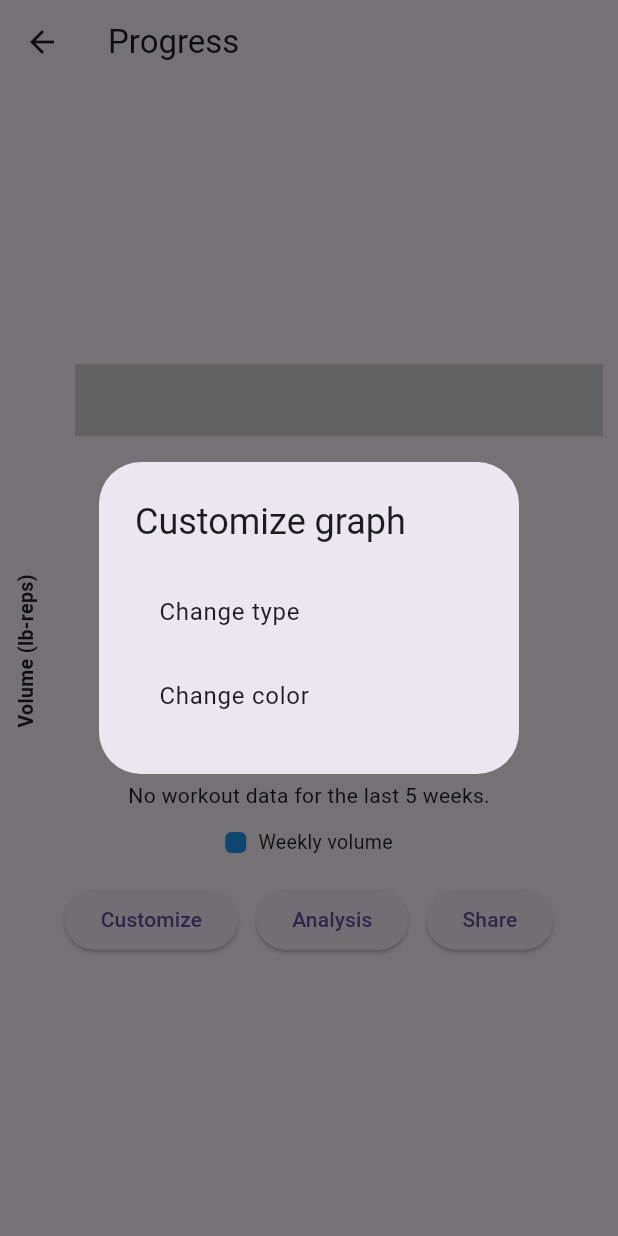
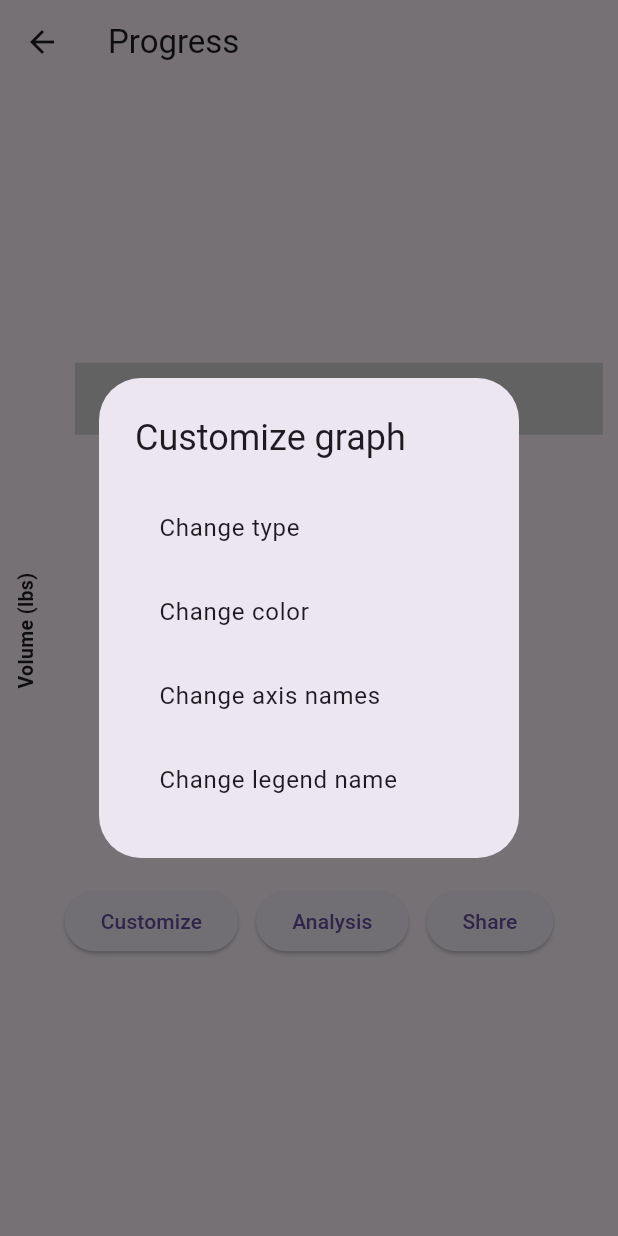
Before and after one commit to Cs3541/U-of-Mog---Duluth, a Flutter app: the ProgressScreen screen opened directly, after a tap on "Customize", on a phone screen of 412 x 824 dp. Run offline on Flutter 3.47's test engine with Material 3 defaults, Android fonts, the phone set to English and light mode, and no system bars; our stand-ins replace cloud_firestore, firebase_auth, firebase_core, image_picker, table_calendar; missing offline and left inert: draw_graph; accounts and stored records are empty.

Commit message:
Commit 2

```diff
--- a/get_fit/lib/views/progress_screen.dart
+++ b/get_fit/lib/views/progress_screen.dart
@@ -6,7 +6,7 @@ import '../presenters/progress_presenter.dart';
 
 enum _ProgressGraphType { line, area }
 
-enum _ProgressCustomization { type, color }
+enum _ProgressCustomization { type, color, axes, legendName }
 
 class ProgressScreen extends StatefulWidget {
   const ProgressScreen({super.key});
@@ -20,6 +20,9 @@ class ProgressScreenState extends State<ProgressScreen> {
   late final Stream<ProgressChartData> _chart = _presenter.watchChart();
   _ProgressGraphType _graphType = _ProgressGraphType.area;
   Color _chartColor = Colors.blue;
+  String _xAxisName = 'Weeks';
+  String _yAxisName = 'Volume (lbs)';
+  String _legendName = 'Progress';
 
   Future<void> _customizeGraph() async {
     final customization = await showDialog<_ProgressCustomization>(
@@ -37,6 +40,15 @@ class ProgressScreenState extends State<ProgressScreen> {
               title: const Text('Change color'),
               onTap: () => Navigator.pop(context, _ProgressCustomization.color),
             ),
+            ListTile(
+              title: const Text('Change axis names'),
+              onTap: () => Navigator.pop(context, _ProgressCustomization.axes),
+            ),
+            ListTile(
+              title: const Text('Change legend name'),
+              onTap: () =>
+                  Navigator.pop(context, _ProgressCustomization.legendName),
+            ),
           ],
         ),
       ),
@@ -45,9 +57,113 @@ class ProgressScreenState extends State<ProgressScreen> {
     if (!mounted || customization == null) return;
     if (customization == _ProgressCustomization.type) {
       await _selectGraphType();
+    } else if (customization == _ProgressCustomization.color) {
+      await _selectGraphColor();
+    } else if (customization == _ProgressCustomization.axes) {
+      await _selectAxisNames();
     } else {
-      await _selectGraphColor();
+      await _selectLegendName();
     }
+  }
+
+  Future<void> _selectLegendName() async {
+    final controller = TextEditingController(text: _legendName);
+    final formKey = GlobalKey<FormState>();
+    final selectedName = await showDialog<String>(
+      context: context,
+      builder: (context) => AlertDialog(
+        title: const Text('Change legend name'),
+        content: Form(
+          key: formKey,
+          child: TextFormField(
+            controller: controller,
+            decoration: const InputDecoration(labelText: 'Legend name'),
+            maxLength: 30,
+            validator: _validateLabel,
+          ),
+        ),
+        actions: [
+          TextButton(
+            onPressed: () => Navigator.pop(context),
+            child: const Text('Cancel'),
+          ),
+          FilledButton(
+            onPressed: () {
+              if (!(formKey.currentState?.validate() ?? false)) return;
+              Navigator.pop(context, controller.text.trim());
+            },
+            child: const Text('Save'),
+          ),
+        ],
+      ),
+    );
+    controller.dispose();
+
+    if (!mounted || selectedName == null) return;
+    setState(() => _legendName = selectedName);
+  }
+
+  Future<void> _selectAxisNames() async {
+    final xAxisController = TextEditingController(text: _xAxisName);
+    final yAxisController = TextEditingController(text: _yAxisName);
+    final formKey = GlobalKey<FormState>();
+    final selectedNames = await showDialog<(String, String)>(
+      context: context,
+      builder: (context) => AlertDialog(
+        title: const Text('Change axis names'),
+        content: Form(
+          key: formKey,
+          child: Column(
+            mainAxisSize: MainAxisSize.min,
+            children: [
+              TextFormField(
+                controller: xAxisController,
+                decoration: const InputDecoration(labelText: 'Horizontal axis'),
+                maxLength: 30,
+                validator: _validateLabel,
+              ),
+              TextFormField(
+                controller: yAxisController,
+                decoration: const InputDecoration(labelText: 'Vertical axis'),
+                maxLength: 30,
+                validator: _validateLabel,
+              ),
+            ],
+          ),
+        ),
+        actions: [
+          TextButton(
+            onPressed: () => Navigator.pop(context),
+            child: const Text('Cancel'),
+          ),
+          FilledButton(
+            onPressed: () {
+              if (!(formKey.currentState?.validate() ?? false)) return;
+              Navigator.pop(context, (
+                xAxisController.text.trim(),
+                yAxisController.text.trim(),
+              ));
+            },
+            child: const Text('Save'),
+          ),
+        ],
+      ),
+    );
+    xAxisController.dispose();
+    yAxisController.dispose();
+
+    if (!mounted || selectedNames == null) return;
+    setState(() {
+      _xAxisName = selectedNames.$1;
+      _yAxisName = selectedNames.$2;
+    });
+  }
+
+  String? _validateLabel(String? value) {
+    if (value == null || value.trim().isEmpty) {
+      return 'Enter an axis name.';
+    }
+    return null;
   }
 
   Future<void> _selectGraphType() async {
@@ -119,26 +235,24 @@ class ProgressScreenState extends State<ProgressScreen> {
   }
 
   @override
-  Widget build(BuildContext context) => Scaffold(
+  Widget build(BuildContext context) {
+    return Scaffold(
       appBar: AppBar(title: const Text('Progress')),
       body: StreamBuilder<ProgressChartData>(
         stream: _chart,
         builder: (context, snapshot) {
-        if (snapshot.hasError) {
-          return Center(
-            child: Text('Unable to load workout progress: ${snapshot.error}'),
-          );
-        }
           if (!snapshot.hasData) {
             return const Center(child: CircularProgressIndicator());
           }
-
           final chart = snapshot.data!;
           final feature = Feature(
-          title: 'Weekly volume',
+            title: _legendName,
             color: _chartColor,
-          data: chart.values,
+            data: chart.volumeLabels
+                .map((label) => double.tryParse(label) ?? 0)
+                .toList(),
           );
+
           return Center(
             child: Column(
               mainAxisSize: MainAxisSize.min,
@@ -148,15 +262,16 @@ class ProgressScreenState extends State<ProgressScreen> {
                   child: Row(
                     crossAxisAlignment: CrossAxisAlignment.start,
                     children: [
-                    const SizedBox(
+                      SizedBox(
                         width: 42,
                         child: Padding(
-                        padding: EdgeInsets.only(top: 140),
+                          padding: const EdgeInsets.only(top: 140),
                           child: RotatedBox(
                             quarterTurns: 3,
                             child: Text(
-                            'Volume (lb-reps)',
-                            style: TextStyle(
+                              _yAxisName,
+
+                              style: const TextStyle(
                                 fontWeight: FontWeight.bold,
                                 fontSize: 13,
                               ),
@@ -205,6 +320,14 @@ class ProgressScreenState extends State<ProgressScreen> {
                     Text(feature.title, style: const TextStyle(fontSize: 13)),
                   ],
                 ),
+                const SizedBox(height: 8),
+                Text(
+                  _xAxisName,
+                  style: const TextStyle(
+                    fontWeight: FontWeight.bold,
+                    fontSize: 13,
+                  ),
+                ),
                 const SizedBox(height: 18),
                 Row(
                   mainAxisAlignment: MainAxisAlignment.center,
@@ -219,7 +342,10 @@ class ProgressScreenState extends State<ProgressScreen> {
                       child: const Text('Analysis'),
                     ),
                     const SizedBox(width: 12),
-                  ElevatedButton(onPressed: () {}, child: const Text('Share')),
+                    ElevatedButton(
+                      onPressed: () {},
+                      child: const Text('Share'),
+                    ),
                   ],
                 ),
               ],
@@ -229,3 +355,4 @@ class ProgressScreenState extends State<ProgressScreen> {
       ),
     );
   }
+}
```
Lines whose indentation alone changed are shown as unchanged.
